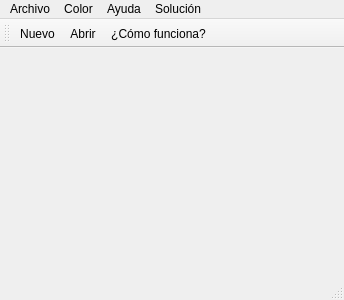
Before: the Qt Designer form Numberlink/mainwindow.ui in millerbsv/Numberlink, drawn with Qt 5.
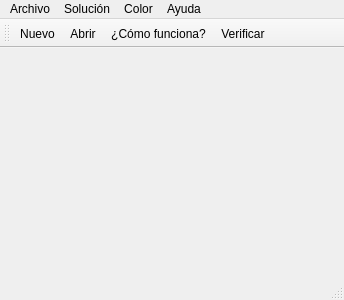
After: the same form once the commit is applied.

Diff of the .ui file:
```diff
--- a/Numberlink/mainwindow.ui
+++ b/Numberlink/mainwindow.ui
@@ -57,9 +57,9 @@
     <addaction name="actionNuestra_soluci_n"/>
    </widget>
    <addaction name="menuArchivo"/>
+   <addaction name="menuSoluci_n"/>
    <addaction name="menuColor"/>
    <addaction name="menuAyuda"/>
-   <addaction name="menuSoluci_n"/>
   </widget>
   <widget class="QToolBar" name="mainToolBar">
    <attribute name="toolBarArea">
@@ -71,6 +71,7 @@
    <addaction name="actionNuevo"/>
    <addaction name="actionAbrir"/>
    <addaction name="action_C_mo_funciona"/>
+   <addaction name="actionVerificar"/>
   </widget>
   <widget class="QStatusBar" name="statusBar"/>
   <action name="actionNuevo">
@@ -118,6 +119,11 @@
     <string>Nuestra solución</string>
    </property>
   </action>
+  <action name="actionVerificar">
+   <property name="text">
+    <string>Verificar</string>
+   </property>
+  </action>
  </widget>
  <layoutdefault spacing="6" margin="11"/>
  <resources/>
```
Left out of the diff: 1 changed line with no effect on the pictures.
